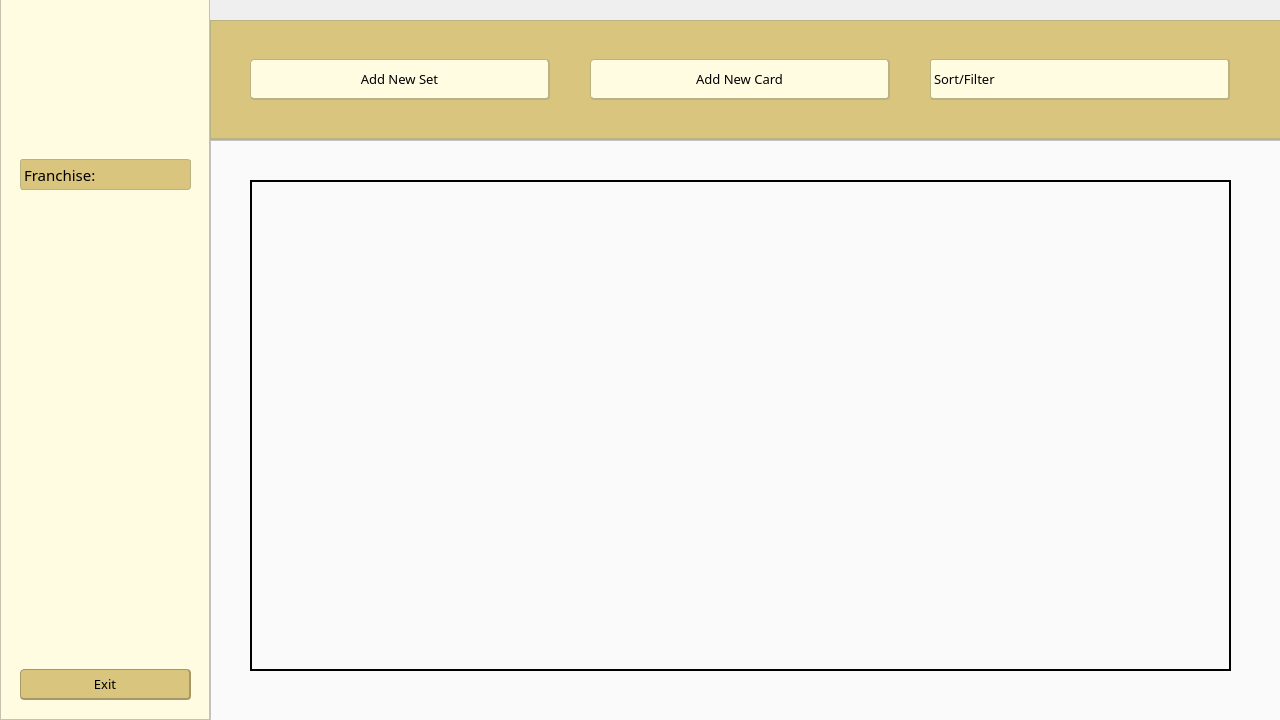
First picture: the form in userhome.ui, repository Scaryalet/CardVault, before the edit.
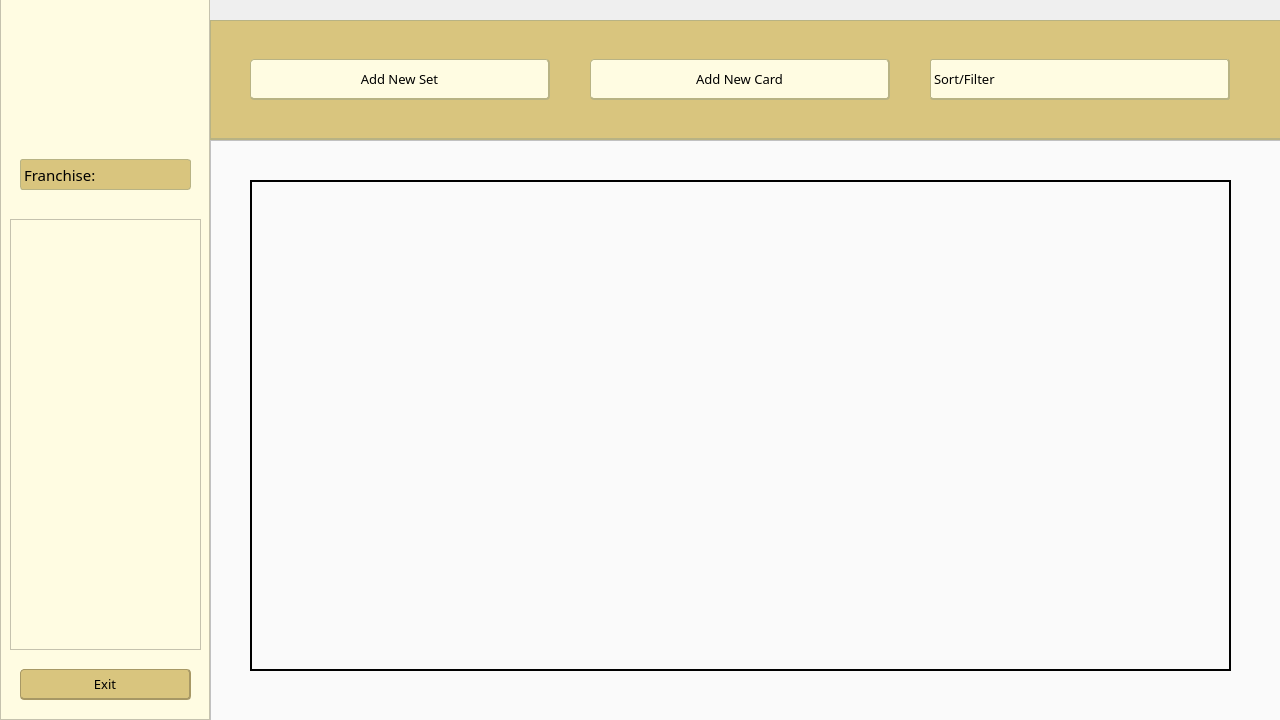
Second picture: the form after the edit. Icons and pictures are not drawn.

```diff
--- a/userhome.ui
+++ b/userhome.ui
@@ -125,37 +125,6 @@
       </property>
      </item>
     </widget>
-    <widget class="QListWidget" name="setsList">
-     <property name="geometry">
-      <rect>
-       <x>20</x>
-       <y>210</y>
-       <width>171</width>
-       <height>431</height>
-      </rect>
-     </property>
-     <property name="font">
-      <font>
-       <family>Bahnschrift Light</family>
-       <pointsize>11</pointsize>
-      </font>
-     </property>
-     <property name="styleSheet">
-      <string notr="true"/>
-     </property>
-     <property name="frameShape">
-      <enum>QFrame::NoFrame</enum>
-     </property>
-     <property name="verticalScrollBarPolicy">
-      <enum>Qt::ScrollBarAsNeeded</enum>
-     </property>
-     <property name="gridSize">
-      <size>
-       <width>0</width>
-       <height>0</height>
-      </size>
-     </property>
-    </widget>
     <widget class="QPushButton" name="exitButton">
      <property name="geometry">
       <rect>
@@ -182,6 +151,16 @@
       <string>Exit</string>
      </property>
     </widget>
+    <widget class="QListWidget" name="setsList">
+     <property name="geometry">
+      <rect>
+       <x>10</x>
+       <y>220</y>
+       <width>191</width>
+       <height>431</height>
+      </rect>
+     </property>
+    </widget>
    </widget>
    <widget class="QFrame" name="frame_2">
     <property name="geometry">
```
